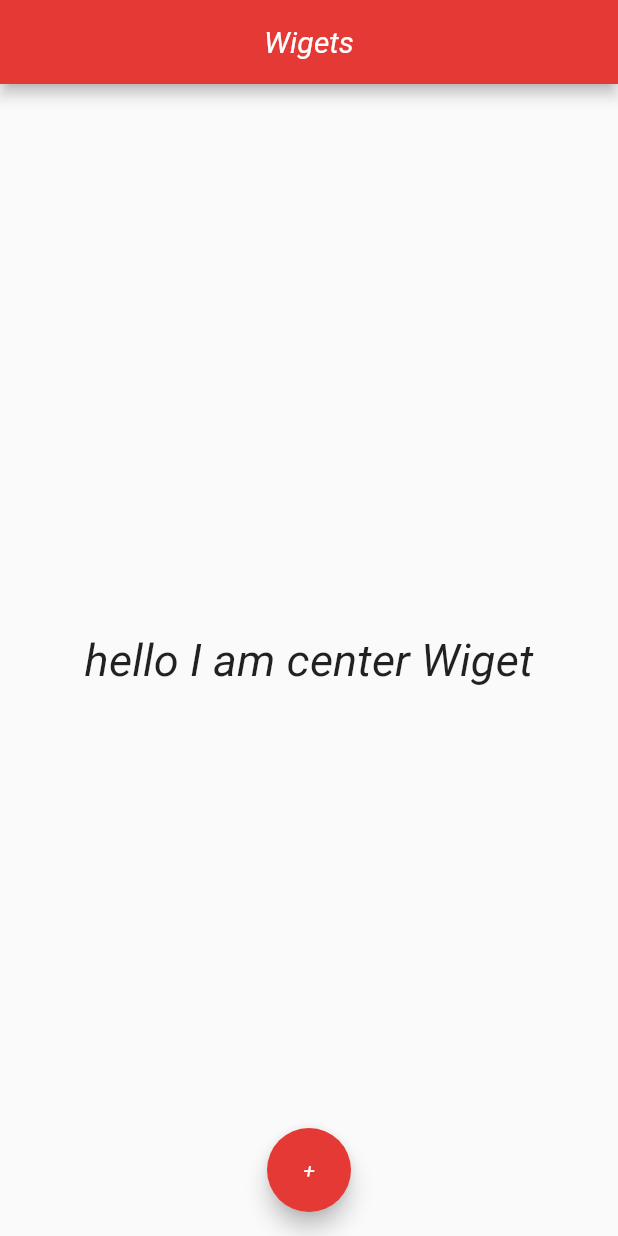
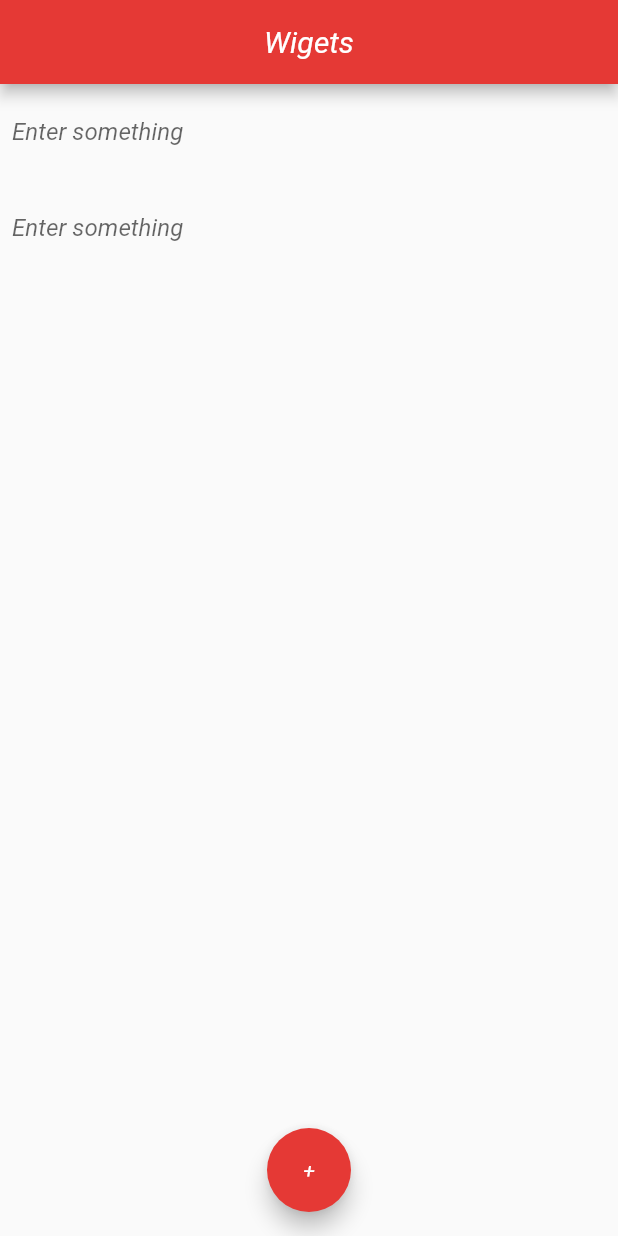
Before and after one commit to RishabhS05/FlutterBasics, a Flutter app: the screen it shows after launch, on a phone screen of 412 x 824 dp. Run offline on Flutter 3.47's test engine with Material 2 defaults, Android fonts, the phone set to English and light mode, and no system bars.

Commit message:
Text field widget

```diff
--- a/lib/main.dart
+++ b/lib/main.dart
@@ -4,7 +4,23 @@ void main() {
   runApp(MaterialApp(home: Home()));
 }
 
-class Home extends StatelessWidget {
+class Home extends StatefulWidget {
+  @override
+  _HomeState createState() => _HomeState();
+}
+
+class _HomeState extends State<Home> {
+  TextEditingController controller;
+  TextEditingController controller2;
+  String text1 = '';
+
+  @override
+  void initState() {
+    super.initState();
+    controller = TextEditingController();
+    controller2 = TextEditingController();
+  }
+
   @override
   Widget build(BuildContext context) {
     return Scaffold(
@@ -12,15 +28,53 @@ class Home extends StatelessWidget {
           title: Text("Wigets"),
           centerTitle: true,
           backgroundColor: Colors.red[600]),
-      body: Center(
-          child: Text(
-        "hello I am center Wiget",
-        style: TextStyle(
-            fontFamily: 'Roboto', fontSize: 30.0, fontStyle: FontStyle.italic),
-      )),
+      body: Column(
+        mainAxisAlignment: MainAxisAlignment.start,
+        children: <Widget>[
+          Padding(
+            padding: const EdgeInsets.all(8.0),
+            child: TextField(
+              decoration: InputDecoration(
+                  border: InputBorder.none, hintText: 'Enter something'),
+              controller: controller2,
+              onSubmitted: (String str) {
+                setState(() {
+                  text1 = controller2.text;
+                });
+              },
+            ),
+          ),
+          Padding(
+            padding: const EdgeInsets.all(8.0),
+            child: TextField(
+              decoration: InputDecoration(
+                  border: InputBorder.none, hintText: 'Enter something'),
+              controller: controller,
+              onSubmitted: (String str) {
+                setState(() {
+                  text1 += controller2.text + " " + controller.text;
+                });
+              },
+            ),
+          ),
+          Text(text1)
+        ],
+      ),
       floatingActionButton: FloatingActionButton(
           child: Text("+"), backgroundColor: Colors.red[600], onPressed: () {}),
       floatingActionButtonLocation: FloatingActionButtonLocation.centerFloat,
     );
   }
+
+  void snackBar(BuildContext contextstr, String text) {
+    Scaffold.of(context).showSnackBar(SnackBar(
+      content: Text(text),
+    ));
+  }
+
+  void dispose() {
+    controller.dispose();
+    controller2.dispose();
+    super.dispose();
+  }
 }
```
Also changed, not shown: lib/CustomTextField.dart (added, +66 -0 lines).
